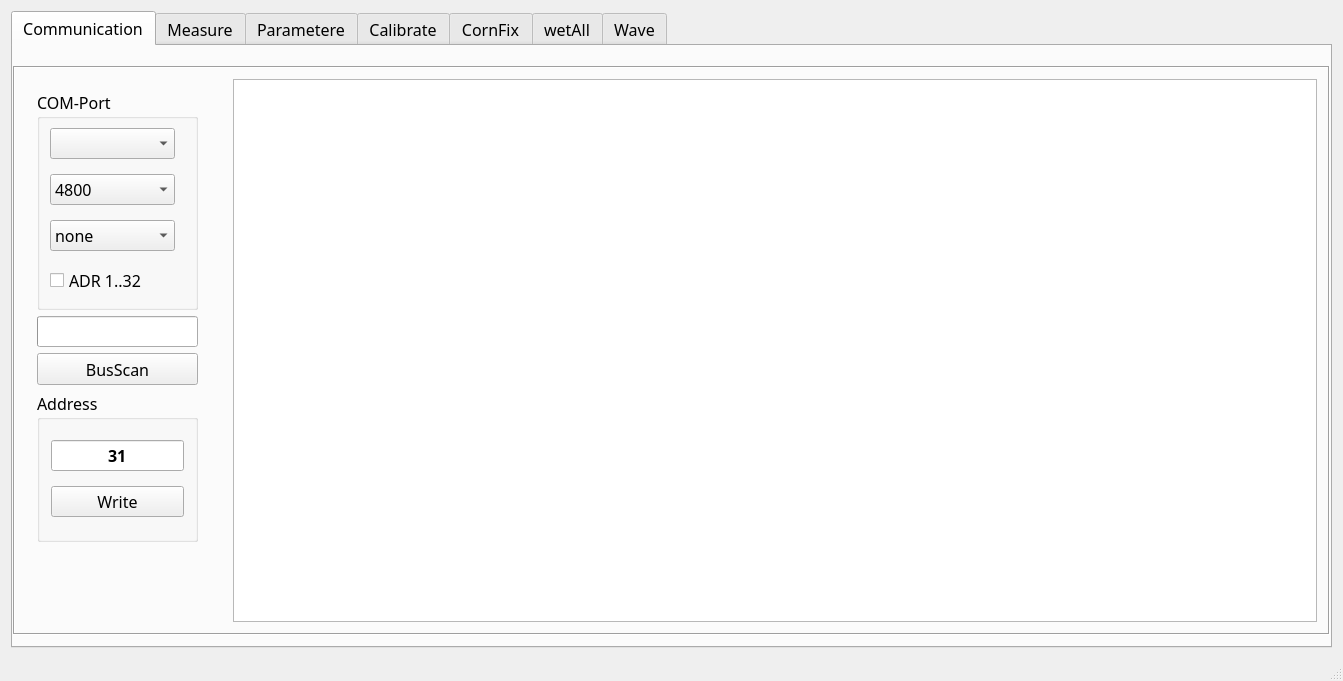
This is mainwindow.ui in byteman/WFace as Qt 5 draws it before an edit. The edited form follows.
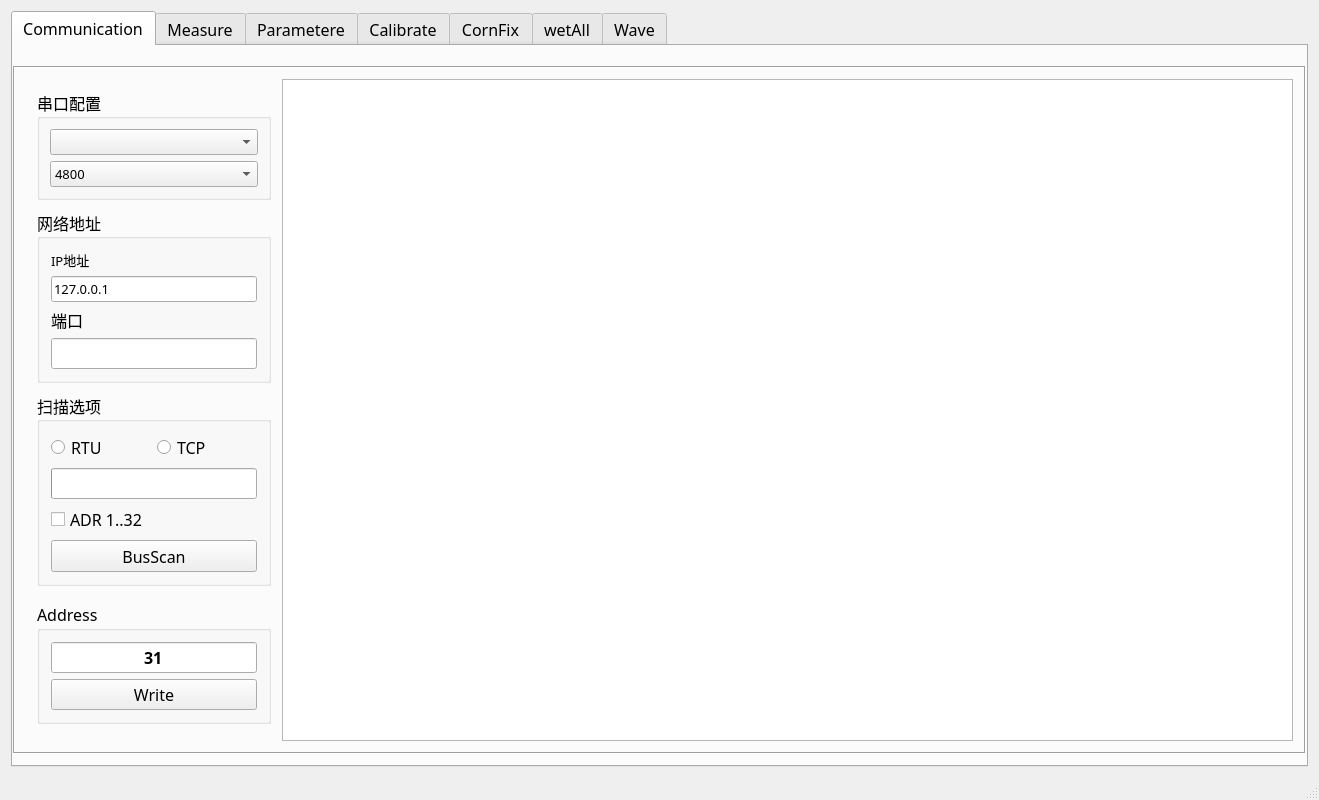
This is the edited form. Custom widgets are drawn as their Qt base class.

Diff of the .ui file:
```diff
--- a/mainwindow.ui
+++ b/mainwindow.ui
@@ -6,8 +6,8 @@
    <rect>
     <x>0</x>
     <y>0</y>
-    <width>1343</width>
-    <height>681</height>
+    <width>1319</width>
+    <height>800</height>
    </rect>
   </property>
   <property name="sizePolicy">
@@ -82,13 +82,13 @@
              </property>
              <property name="minimumSize">
               <size>
-               <width>201</width>
+               <width>250</width>
                <height>501</height>
               </size>
              </property>
              <property name="maximumSize">
               <size>
-               <width>201</width>
+               <width>250</width>
                <height>50000</height>
               </size>
              </property>
@@ -105,21 +105,30 @@
               <number>0</number>
              </property>
              <layout class="QVBoxLayout" name="verticalLayout">
+              <property name="spacing">
+               <number>10</number>
+              </property>
               <property name="rightMargin">
                <number>5</number>
               </property>
               <item>
                <widget class="QGroupBox" name="groupBox_2">
+                <property name="sizePolicy">
+                 <sizepolicy hsizetype="Expanding" vsizetype="Preferred">
+                  <horstretch>0</horstretch>
+                  <verstretch>0</verstretch>
+                 </sizepolicy>
+                </property>
                 <property name="minimumSize">
                  <size>
-                  <width>161</width>
-                  <height>220</height>
+                  <width>0</width>
+                  <height>0</height>
                  </size>
                 </property>
                 <property name="maximumSize">
                  <size>
-                  <width>161</width>
-                  <height>250</height>
+                  <width>5000</width>
+                  <height>5000</height>
                  </size>
                 </property>
                 <property name="font">
@@ -134,29 +143,42 @@
                  <string notr="true"/>
                 </property>
                 <property name="title">
-                 <string>COM-Port</string>
+                 <string>串口配置</string>
                 </property>
                 <property name="alignment">
                  <set>Qt::AlignLeading|Qt::AlignLeft|Qt::AlignTop</set>
                 </property>
-                <layout class="QVBoxLayout" name="verticalLayout_2" stretch="2,2,2,1">
+                <layout class="QVBoxLayout" name="verticalLayout_2" stretch="2,2">
                  <property name="leftMargin">
                   <number>10</number>
                  </property>
                  <property name="topMargin">
-                  <number>0</number>
+                  <number>10</number>
                  </property>
                  <property name="rightMargin">
-                  <number>20</number>
+                  <number>10</number>
                  </property>
                  <property name="bottomMargin">
-                  <number>0</number>
+                  <number>10</number>
                  </property>
                  <item>
-                  <widget class="QComboBox" name="cbxPort"/>
+                  <widget class="QComboBox" name="cbxPort">
+                   <property name="font">
+                    <font>
+                     <family>微软雅黑</family>
+                     <pointsize>10</pointsize>
+                    </font>
+                   </property>
+                  </widget>
                  </item>
                  <item>
                   <widget class="QComboBox" name="cbxBaud">
+                   <property name="font">
+                    <font>
+                     <family>微软雅黑</family>
+                     <pointsize>10</pointsize>
+                    </font>
+                   </property>
                    <item>
                     <property name="text">
                      <string>4800</string>
@@ -184,43 +206,99 @@
                    </item>
                   </widget>
                  </item>
+                </layout>
+               </widget>
+              </item>
                  <item>
-                  <widget class="QComboBox" name="cbxParity">
-                   <property name="styleSheet">
-                    <string notr="true"/>
-                   </property>
+               <widget class="QGroupBox" name="groupBox_7">
+                <property name="sizePolicy">
+                 <sizepolicy hsizetype="Preferred" vsizetype="Expanding">
+                  <horstretch>0</horstretch>
+                  <verstretch>0</verstretch>
+                 </sizepolicy>
+                </property>
+                <property name="font">
+                 <font>
+                  <family>黑体</family>
+                 </font>
+                </property>
+                <property name="title">
+                 <string>网络地址</string>
+                </property>
+                <layout class="QVBoxLayout" name="verticalLayout_16">
                    <item>
+                  <widget class="QLabel" name="label_9">
+                   <property name="font">
+                    <font>
+                     <family>微软雅黑</family>
+                     <pointsize>10</pointsize>
+                    </font>
+                   </property>
                     <property name="text">
-                     <string>none</string>
-                    </property>
+                    <string>IP地址</string>
+                   </property>
+                  </widget>
                    </item>
                    <item>
+                  <widget class="QLineEdit" name="edtIp">
+                   <property name="font">
+                    <font>
+                     <family>微软雅黑</family>
+                     <pointsize>10</pointsize>
+                    </font>
+                   </property>
                     <property name="text">
-                     <string>even</string>
-                    </property>
-                   </item>
+                    <string>127.0.0.1</string>
+                   </property>
+                  </widget>
+                 </item>
+                 <item>
+                  <widget class="QLabel" name="label_12">
+                   <property name="text">
+                    <string>端口</string>
+                   </property>
                   </widget>
                  </item>
                  <item>
-                  <widget class="QCheckBox" name="cbxFindAll">
+                  <widget class="QLineEdit" name="edtHostPort"/>
+                 </item>
+                </layout>
+               </widget>
+              </item>
+              <item>
+               <widget class="QGroupBox" name="groupBox_11">
                    <property name="sizePolicy">
-                    <sizepolicy hsizetype="Expanding" vsizetype="Fixed">
+                 <sizepolicy hsizetype="Preferred" vsizetype="Expanding">
                      <horstretch>0</horstretch>
                      <verstretch>0</verstretch>
                     </sizepolicy>
                    </property>
+                <property name="title">
+                 <string>扫描选项</string>
+                </property>
+                <layout class="QVBoxLayout" name="verticalLayout_17">
+                 <item>
+                  <layout class="QHBoxLayout" name="horizontalLayout_8">
+                   <item>
+                    <widget class="QRadioButton" name="rbRTU">
                    <property name="text">
-                    <string>ADR 1..32</string>
+                      <string>RTU</string>
                    </property>
                   </widget>
                  </item>
-                </layout>
-               </widget>
+                   <item>
+                    <widget class="QRadioButton" name="rbTCP">
+                     <property name="text">
+                      <string>TCP</string>
+                     </property>
+                    </widget>
+                   </item>
+                  </layout>
               </item>
               <item>
                <widget class="QProgressBar" name="scanPb">
                 <property name="sizePolicy">
-                 <sizepolicy hsizetype="Fixed" vsizetype="Fixed">
+                    <sizepolicy hsizetype="Expanding" vsizetype="Fixed">
                   <horstretch>0</horstretch>
                   <verstretch>0</verstretch>
                  </sizepolicy>
@@ -248,8 +326,27 @@
                 </property>
                </widget>
               </item>
+                 <item>
+                  <widget class="QCheckBox" name="cbxFindAll">
+                   <property name="sizePolicy">
+                    <sizepolicy hsizetype="Expanding" vsizetype="Fixed">
+                     <horstretch>0</horstretch>
+                     <verstretch>0</verstretch>
+                    </sizepolicy>
+                   </property>
+                   <property name="text">
+                    <string>ADR 1..32</string>
+                   </property>
+                  </widget>
+                 </item>
               <item>
                <widget class="QPushButton" name="btnSearch">
+                   <property name="sizePolicy">
+                    <sizepolicy hsizetype="Expanding" vsizetype="Fixed">
+                     <horstretch>0</horstretch>
+                     <verstretch>0</verstretch>
+                    </sizepolicy>
+                   </property>
                 <property name="minimumSize">
                  <size>
                   <width>161</width>
@@ -258,7 +355,7 @@
                 </property>
                 <property name="maximumSize">
                  <size>
-                  <width>161</width>
+                     <width>400</width>
                   <height>32</height>
                  </size>
                 </property>
@@ -270,17 +367,39 @@
                 </property>
                </widget>
               </item>
+                </layout>
+               </widget>
+              </item>
+              <item>
+               <spacer name="verticalSpacer_4">
+                <property name="orientation">
+                 <enum>Qt::Vertical</enum>
+                </property>
+                <property name="sizeHint" stdset="0">
+                 <size>
+                  <width>20</width>
+                  <height>40</height>
+                 </size>
+                </property>
+               </spacer>
+              </item>
               <item>
                <widget class="QGroupBox" name="groupBox_3">
+                <property name="sizePolicy">
+                 <sizepolicy hsizetype="Expanding" vsizetype="Preferred">
+                  <horstretch>0</horstretch>
+                  <verstretch>0</verstretch>
+                 </sizepolicy>
+                </property>
                 <property name="minimumSize">
                  <size>
-                  <width>161</width>
-                  <height>151</height>
+                  <width>0</width>
+                  <height>0</height>
                  </size>
                 </property>
                 <property name="maximumSize">
                  <size>
-                  <width>161</width>
+                  <width>400</width>
                   <height>151</height>
                  </size>
                 </property>
@@ -320,6 +439,11 @@
                      <verstretch>0</verstretch>
                     </sizepolicy>
                    </property>
+                   <property name="font">
+                    <font>
+                     <family>黑体</family>
+                    </font>
+                   </property>
                    <property name="styleSheet">
                     <string notr="true"/>
                    </property>
@@ -339,7 +463,7 @@
                 <property name="sizeHint" stdset="0">
                  <size>
                   <width>20</width>
-                  <height>99</height>
+                  <height>40</height>
                  </size>
                 </property>
                </spacer>
```
Left out of the diff: 2 changed lines with no effect on the pictures. Lines whose indentation alone changed are shown as unchanged.
